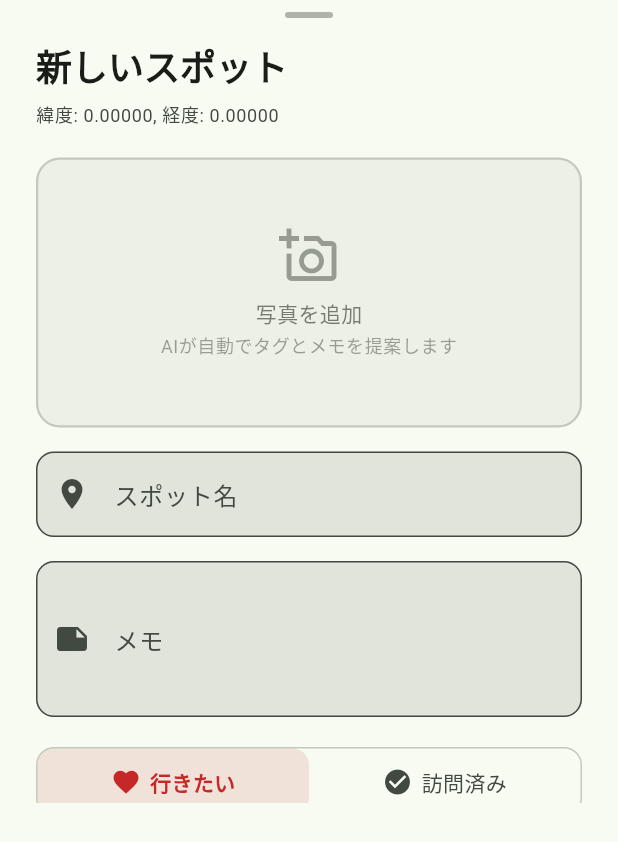
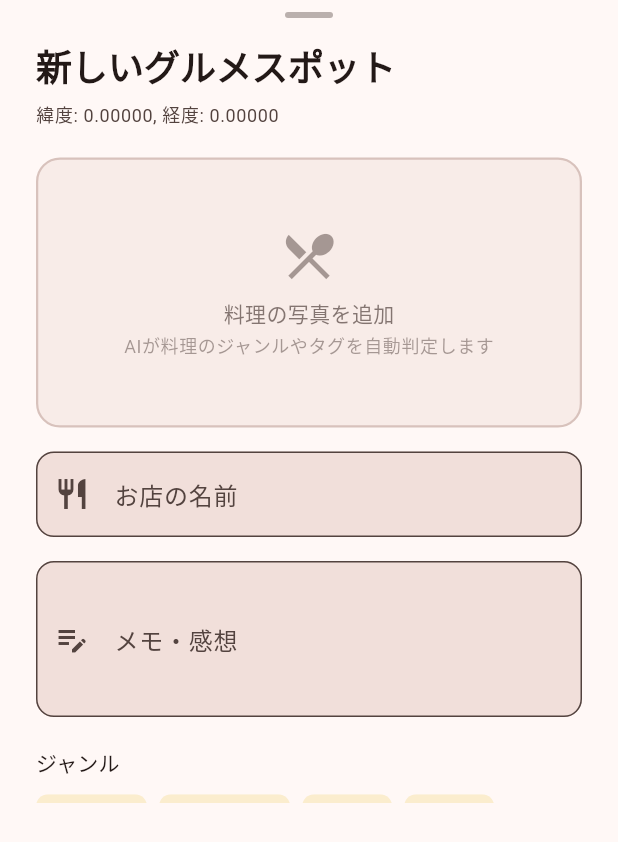
Before and after one commit to watch5/WanderMap-AI, a Flutter app: the PlaceBottomSheet widget shown alone on an empty page, opened directly with empty values, on a phone screen of 412 x 824 dp. Shown: the top 842 px of the screen. Run offline on Flutter 3.47's test engine with Material 3 defaults, Android fonts, the light colour scheme and no system bars; our stand-ins replace flutter_dotenv, flutter_riverpod, geolocator, google_generative_ai, google_maps_flutter, image_picker and 2 more; accounts and stored records are empty.

Commit message:
feat: Phase 4 - Gourmet & Food Tracking specialization
- Add PriceRange enum (low/medium/high/premium) and FoodGenre class with 15 presets
- Change rating from int to double (0.0-5.0) with backward-compatible JSON parsing
- Add genre and priceRange fields to Place model with copyWith clear* support
- Update theme to warm terracotta palette (0xFFBF360C) with Material 3
- Genre-aware map markers with cuisine-specific hue colors
- Rewrite PlaceBottomSheet: half-star rating, genre chip selector, price range segmented button
- Food-focused photo placeholder and AI analysis with genre auto-detection
- Gourmet AI concierge prompt: Michelin-level food analysis with taste profiling
- Food critic photo analysis prompt: dish identification, genre classification, appetizing descriptions
- PlacePhotoAnalysis extended with genre field for auto-population

```diff
--- a/lib/core/services/gemini_service.dart
+++ b/lib/core/services/gemini_service.dart
@@ -29,37 +29,43 @@ class GeminiService {
     return _model!;
   }
 
-  /// 訪問済みの場所とユーザーの現在地を基に、次に行くべき場所を提案する
+  /// 訪問済みの場所とユーザーの現在地を基に、次に行くべきグルメスポットを提案する
   Future<String> suggestNextPlaces({
     required List<Place> visitedPlaces,
     required double currentLat,
     required double currentLng,
   }) async {
     if (visitedPlaces.isEmpty) {
-      return 'まだ訪問済みの場所がありません。場所を追加して「訪問済み」にマークすると、AIがおすすめを提案します！';
+      return 'まだ訪問済みのお店がありません。お店を追加して「訪問済み」にマークすると、AIがあなたの味覚に合ったおすすめを提案します！';
     }
 
     final placesDescription = visitedPlaces.map((p) {
-      final ratingStr = p.rating > 0 ? '（評価: ${p.rating}/5）' : '';
+      final ratingStr = p.rating > 0 ? '（評価: ${p.rating.toStringAsFixed(1)}/5.0）' : '';
+      final genreStr = p.genre != null ? '[${p.genre}]' : '';
+      final priceStr = p.priceRange != null ? p.priceRange!.symbol : '';
       final notesStr = p.notes.isNotEmpty ? 'メモ: ${p.notes}' : '';
-      return '- ${p.title}$ratingStr $notesStr';
+      return '- $genreStr ${p.title}$ratingStr $priceStr $notesStr';
     }).join('\n');
 
     final prompt = '''
-あなたは地元を熟知した旅行コンシェルジュです。
-ユーザーが過去に訪れた場所の情報を基に、次に訪れるべきおすすめの場所を2〜3件提案してください。
+あなたはミシュラン級の味覚を持つグルメAIコンシェルジュです。
+ユーザーの食の好みを深く分析し、次に訪れるべきグルメスポットを提案してください。
 
-【ユーザーの訪問履歴】
+【ユーザーの飲食履歴】
 $placesDescription
 
 【ユーザーの現在位置】
 緯度: $currentLat, 経度: $currentLng
 
 【指示】
-- ユーザーの好みや傾向を分析してください（例：静かなカフェが好き、自然が好き等）。
-- 現在位置の近くで、ユーザーの好みに合いそうな場所のカテゴリや種類を2〜3件提案してください。
-- 各提案には、なぜおすすめするのか簡潔な理由を添えてください。
-- 回答は日本語で、親しみやすいトーンで書いてください。
+- ユーザーの味の好みや傾向を分析してください（例：辛いもの好き、和食中心、コスパ重視など）。
+- 現在位置の近くで、ユーザーの味覚に合いそうなお店のジャンルや料理を2〜3件提案してください。
+- 各提案には以下を含めてください：
+  ・おすすめの料理ジャンルまたは具体的な料理名
+  ・なぜその料理がユーザーに合うのか、食の好みに基づく理由
+  ・予想価格帯
+- 食通ならではの視点で、ありきたりでない提案を心がけてください。
+- 回答は日本語で、グルメ通の友人のような親しみやすいトーンで書いてください。
 - マークダウン形式は使わず、プレーンテキストで回答してください。
 ''';
 
@@ -77,7 +83,7 @@ $placesDescription
     }
   }
 
-  /// 写真を分析してタグとメモを自動生成する
+  /// 料理写真を分析してタグ・メモ・ジャンルを自動生成する
   Future<PlacePhotoAnalysis> analyzePlacePhoto(File imageFile) async {
     final bytes = await imageFile.readAsBytes();
     final mimeType = imageFile.path.toLowerCase().endsWith('.png')
@@ -85,17 +91,21 @@ $placesDescription
         : 'image/jpeg';
 
     const prompt = '''
-あなたは食べ物と旅行の専門家です。この写真を分析してください。
+あなたは一流のフードライター兼料理評論家です。この写真を分析してください。
 
 【指示】
 以下の JSON 形式のみで回答してください。それ以外のテキストは不要です。
 {
   "tags": ["#タグ1", "#タグ2", "#タグ3"],
-  "note": "この場所/食べ物について魅力的な1文の説明"
+  "note": "この料理/お店について食欲をそそる1文の説明",
+  "genre": "ジャンル名"
 }
 
-- tags: 写真に写っている場所や食べ物を表すタグを3つ（例: #カフェ, #ラーメン, #海辺, #おしゃれ）
-- note: 写真から感じ取れる魅力を簡潔に表現した1文（日本語、30文字程度）
+- tags: 写真に写っている料理やお店の特徴を表すタグを3〜5つ（例: #つけ麺, #濃厚スープ, #自家製麺, #大盛り）
+- note: 写真から感じ取れる美味しさの魅力を簡潔に表現した1文（日本語、40文字程度、食欲をそそる表現で）
+- genre: 以下のジャンルから最も近いものを1つ選んでください：カフェ, ラーメン, 寿司, 焼肉, イタリアン, フレンチ, 中華, 和食, カレー, パン屋, スイーツ, 居酒屋, バー, ファストフード, その他
+
+料理や食べ物の写真でない場合は、genre を "その他" にしてください。
 ''';
 
     try {
@@ -122,10 +132,15 @@ $placesDescription
 
 /// 写真分析の結果
 class PlacePhotoAnalysis {
-  const PlacePhotoAnalysis({required this.tags, required this.note});
+  const PlacePhotoAnalysis({
+    required this.tags,
+    required this.note,
+    this.genre,
+  });
 
   final List<String> tags;
   final String note;
+  final String? genre;
 
   factory PlacePhotoAnalysis.empty() {
     return const PlacePhotoAnalysis(tags: [], note: '');
@@ -145,8 +160,9 @@ class PlacePhotoAnalysis {
               .toList() ??
           [];
       final note = parsed['note'] as String? ?? '';
+      final genre = parsed['genre'] as String?;
 
-      return PlacePhotoAnalysis(tags: tags, note: note);
+      return PlacePhotoAnalysis(tags: tags, note: note, genre: genre);
     } catch (_) {
       return PlacePhotoAnalysis(tags: [], note: text.trim());
     }
--- a/lib/features/map/widgets/marker_helper.dart
+++ b/lib/features/map/widgets/marker_helper.dart
@@ -3,21 +3,36 @@ import 'dart:ui' as ui;
 import 'package:flutter/material.dart';
 import 'package:google_maps_flutter/google_maps_flutter.dart';
 
-/// カスタムマーカーを生成するユーティリティ
+/// カスタムマーカーを生成するユーティリティ（グルメ特化）
 class MarkerHelper {
   MarkerHelper._();
 
-  /// 「行きたい」マーカーの色（赤系）
-  static const wantToGoHue = BitmapDescriptor.hueRed;
+  /// 「行きたい」マーカーの色（オレンジ系）
+  static const wantToGoHue = BitmapDescriptor.hueOrange;
 
-  /// 「訪問済み」マーカーの色（緑系）
-  static const visitedHue = BitmapDescriptor.hueGreen;
+  /// 「訪問済み」マーカーの色（ジャンルで分岐）
+  static double _visitedHueForGenre(String? genre) {
+    return switch (genre) {
+      'カフェ' => BitmapDescriptor.hueYellow,
+      'ラーメン' || '中華' || 'カレー' => BitmapDescriptor.hueRed,
+      '寿司' || '和食' => BitmapDescriptor.hueAzure,
+      '焼肉' => BitmapDescriptor.hueRose,
+      'イタリアン' || 'フレンチ' => BitmapDescriptor.hueViolet,
+      'スイーツ' || 'パン屋' => BitmapDescriptor.hueMagenta,
+      '居酒屋' || 'バー' => BitmapDescriptor.hueCyan,
+      _ => BitmapDescriptor.hueGreen,
+    };
+  }
 
   /// マーカーアイコンを取得する
-  static BitmapDescriptor getMarkerIcon({required bool visited}) {
-    return BitmapDescriptor.defaultMarkerWithHue(
-      visited ? visitedHue : wantToGoHue,
-    );
+  static BitmapDescriptor getMarkerIcon({
+    required bool visited,
+    String? genre,
+  }) {
+    if (!visited) {
+      return BitmapDescriptor.defaultMarkerWithHue(wantToGoHue);
+    }
+    return BitmapDescriptor.defaultMarkerWithHue(_visitedHueForGenre(genre));
   }
 
   /// カスタム描画マーカーを生成（アイコン付き）
@@ -30,8 +45,8 @@ class MarkerHelper {
     final canvas = Canvas(recorder);
 
     final bgColor = visited
-        ? const Color(0xFF2E7D32) // 緑
-        : const Color(0xFFC62828); // 赤
+        ? const Color(0xFFBF360C) // テラコッタ（訪問済み）
+        : const Color(0xFFE65100); // ディープオレンジ（行きたい）
 
     // 円形背景
     final bgPaint = Paint()..color = bgColor;
@@ -53,7 +68,7 @@ class MarkerHelper {
     );
 
     // アイコン描画
-    final icon = visited ? Icons.check : Icons.favorite;
+    final icon = visited ? Icons.restaurant : Icons.favorite;
     final textPainter = TextPainter(textDirection: TextDirection.ltr);
     textPainter.text = TextSpan(
       text: String.fromCharCode(icon.codePoint),
--- a/lib/features/places/models/place.dart
+++ b/lib/features/places/models/place.dart
@@ -2,7 +2,50 @@ import 'package:uuid/uuid.dart';
 
 const _uuid = Uuid();
 
-/// 場所のデータモデル
+/// 価格帯
+enum PriceRange {
+  low('\$', '¥〜1,000'),
+  medium('\$\$', '¥1,000〜3,000'),
+  high('\$\$\$', '¥3,000〜'),
+  premium('\$\$\$\$', '¥10,000〜');
+
+  const PriceRange(this.symbol, this.label);
+  final String symbol;
+  final String label;
+
+  static PriceRange? fromString(String? value) {
+    if (value == null) return null;
+    return PriceRange.values.cast<PriceRange?>().firstWhere(
+          (e) => e!.name == value,
+          orElse: () => null,
+        );
+  }
+}
+
+/// グルメジャンルの定義
+class FoodGenre {
+  FoodGenre._();
+
+  static const List<String> presets = [
+    'カフェ',
+    'ラーメン',
+    '寿司',
+    '焼肉',
+    'イタリアン',
+    'フレンチ',
+    '中華',
+    '和食',
+    'カレー',
+    'パン屋',
+    'スイーツ',
+    '居酒屋',
+    'バー',
+    'ファストフード',
+    'その他',
+  ];
+}
+
+/// グルメスポットのデータモデル
 class Place {
   Place({
     String? id,
@@ -11,7 +54,9 @@ class Place {
     required this.longitude,
     this.notes = '',
     this.visited = false,
-    this.rating = 0,
+    this.rating = 0.0,
+    this.priceRange,
+    this.genre,
     this.imagePath,
     this.aiTags = const [],
     DateTime? createdAt,
@@ -26,7 +71,9 @@ class Place {
   final double longitude;
   final String notes;
   final bool visited;
-  final int rating; // 0-5
+  final double rating; // 0.0-5.0
+  final PriceRange? priceRange;
+  final String? genre;
   final String? imagePath;
   final List<String> aiTags;
   final DateTime createdAt;
@@ -39,7 +86,11 @@ class Place {
     double? longitude,
     String? notes,
     bool? visited,
-    int? rating,
+    double? rating,
+    PriceRange? priceRange,
+    bool clearPriceRange = false,
+    String? genre,
+    bool clearGenre = false,
     String? imagePath,
     bool clearImage = false,
     List<String>? aiTags,
@@ -53,6 +104,8 @@ class Place {
       notes: notes ?? this.notes,
       visited: visited ?? this.visited,
       rating: rating ?? this.rating,
+      priceRange: clearPriceRange ? null : (priceRange ?? this.priceRange),
+      genre: clearGenre ? null : (genre ?? this.genre),
       imagePath: clearImage ? null : (imagePath ?? this.imagePath),
       aiTags: aiTags ?? this.aiTags,
       createdAt: createdAt,
@@ -60,7 +113,7 @@ class Place {
     );
   }
 
-  /// JSON からの変換
+  /// JSON からの変換（後方互換: 旧 int rating も対応）
   factory Place.fromJson(Map<String, dynamic> json) {
     return Place(
       id: json['id'] as String,
@@ -69,7 +122,9 @@ class Place {
       longitude: (json['longitude'] as num).toDouble(),
       notes: json['notes'] as String? ?? '',
       visited: json['visited'] as bool? ?? false,
-      rating: json['rating'] as int? ?? 0,
+      rating: (json['rating'] as num?)?.toDouble() ?? 0.0,
+      priceRange: PriceRange.fromString(json['priceRange'] as String?),
+      genre: json['genre'] as String?,
       imagePath: json['imagePath'] as String?,
       aiTags: (json['aiTags'] as List<dynamic>?)
               ?.map((e) => e as String)
@@ -90,6 +145,8 @@ class Place {
       'notes': notes,
       'visited': visited,
       'rating': rating,
+      'priceRange': priceRange?.name,
+      'genre': genre,
       'imagePath': imagePath,
       'aiTags': aiTags,
       'createdAt': createdAt.toIso8601String(),
--- a/lib/features/places/widgets/place_bottom_sheet.dart
+++ b/lib/features/places/widgets/place_bottom_sheet.dart
@@ -31,7 +31,9 @@ class _PlaceBottomSheetState extends ConsumerState<PlaceBottomSheet> {
   late final TextEditingController _titleController;
   late final TextEditingController _notesController;
   late bool _visited;
-  late int _rating;
+  late double _rating;
+  late String? _selectedGenre;
+  late PriceRange? _selectedPriceRange;
   late List<String> _aiTags;
   File? _selectedImage;
   bool _saving = false;
@@ -46,7 +48,9 @@ class _PlaceBottomSheetState extends ConsumerState<PlaceBottomSheet> {
     _titleController = TextEditingController(text: existing?.title ?? '');
     _notesController = TextEditingController(text: existing?.notes ?? '');
     _visited = existing?.visited ?? false;
-    _rating = existing?.rating ?? 0;
+    _rating = existing?.rating ?? 0.0;
+    _selectedGenre = existing?.genre;
+    _selectedPriceRange = existing?.priceRange;
     _aiTags = List<String>.from(existing?.aiTags ?? []);
     if (existing?.imagePath != null) {
       final f = File(existing!.imagePath!);
@@ -103,7 +107,7 @@ class _PlaceBottomSheetState extends ConsumerState<PlaceBottomSheet> {
 
                   // タイトル
                   Text(
-                    _isEditing ? 'スポットを編集' : '新しいスポット',
+                    _isEditing ? 'グルメスポットを編集' : '新しいグルメスポット',
                     style: theme.textTheme.headlineSmall
                         ?.copyWith(fontWeight: FontWeight.bold),
                   ),
@@ -131,9 +135,9 @@ class _PlaceBottomSheetState extends ConsumerState<PlaceBottomSheet> {
                   TextField(
                     controller: _titleController,
                     decoration: const InputDecoration(
-                      labelText: 'スポット名',
-                      hintText: '例: お気に入りのカフェ',
-                      prefixIcon: Icon(Icons.place),
+                      labelText: 'お店の名前',
+                      hintText: '例: 麺屋 一燈',
+                      prefixIcon: Icon(Icons.restaurant),
                     ),
                     textInputAction: TextInputAction.next,
                   ),
@@ -143,13 +147,21 @@ class _PlaceBottomSheetState extends ConsumerState<PlaceBottomSheet> {
                   TextField(
                     controller: _notesController,
                     decoration: const InputDecoration(
-                      labelText: 'メモ',
-                      hintText: '例: 静かで落ち着いた雰囲気',
-                      prefixIcon: Icon(Icons.note),
+                      labelText: 'メモ・感想',
+                      hintText: '例: 濃厚つけ麺が絶品！',
+                      prefixIcon: Icon(Icons.edit_note),
                     ),
                     maxLines: 3,
                     textInputAction: TextInputAction.done,
                   ),
+                  const SizedBox(height: 20),
+
+                  // ジャンル選択
+                  _buildGenreSelector(theme),
+                  const SizedBox(height: 16),
+
+                  // 価格帯
+                  _buildPriceRangeSelector(theme),
                   const SizedBox(height: 20),
 
                   // 訪問済み / 行きたいトグル
@@ -250,13 +262,13 @@ class _PlaceBottomSheetState extends ConsumerState<PlaceBottomSheet> {
       mainAxisAlignment: MainAxisAlignment.center,
       children: [
         Icon(
-          Icons.add_a_photo_outlined,
+          Icons.restaurant_menu,
           size: 40,
           color: theme.colorScheme.onSurfaceVariant.withValues(alpha: 0.5),
         ),
         const SizedBox(height: 8),
         Text(
-          '写真を追加',
+          '料理の写真を追加',
           style: theme.textTheme.bodyMedium?.copyWith(
             color:
                 theme.colorScheme.onSurfaceVariant.withValues(alpha: 0.7),
@@ -264,7 +276,7 @@ class _PlaceBottomSheetState extends ConsumerState<PlaceBottomSheet> {
         ),
         const SizedBox(height: 4),
         Text(
-          'AIが自動でタグとメモを提案します',
+          'AIが料理のジャンルやタグを自動判定します',
           style: theme.textTheme.bodySmall?.copyWith(
             color:
                 theme.colorScheme.onSurfaceVariant.withValues(alpha: 0.5),
@@ -442,6 +454,9 @@ class _PlaceBottomSheetState extends ConsumerState<PlaceBottomSheet> {
         if (analysis.note.isNotEmpty && _notesController.text.isEmpty) {
           _notesController.text = analysis.note;
         }
+        if (analysis.genre != null && _selectedGenre == null) {
+          _selectedGenre = analysis.genre;
+        }
       });
     } catch (e) {
       if (mounted) {
@@ -469,18 +484,18 @@ class _PlaceBottomSheetState extends ConsumerState<PlaceBottomSheet> {
           Expanded(
             child: _ToggleOption(
               label: '行きたい',
-              icon: Icons.favorite,
+              icon: Icons.bookmark_outline,
               selected: !_visited,
-              color: const Color(0xFFC62828),
+              color: const Color(0xFFE65100),
               onTap: () => setState(() => _visited = false),
             ),
           ),
           Expanded(
             child: _ToggleOption(
               label: '訪問済み',
-              icon: Icons.check_circle,
+              icon: Icons.restaurant,
               selected: _visited,
-              color: const Color(0xFF2E7D32),
+              color: const Color(0xFFBF360C),
               onTap: () => setState(() => _visited = true),
             ),
           ),
@@ -493,23 +508,123 @@ class _PlaceBottomSheetState extends ConsumerState<PlaceBottomSheet> {
     return Column(
       crossAxisAlignment: CrossAxisAlignment.start,
       children: [
-        Text('評価', style: theme.textTheme.titleSmall),
+        Row(
+          children: [
+            Text('評価', style: theme.textTheme.titleSmall),
+            const SizedBox(width: 8),
+            Text(
+              _rating > 0 ? _rating.toStringAsFixed(1) : '未評価',
+              style: theme.textTheme.bodySmall?.copyWith(
+                color: theme.colorScheme.onSurfaceVariant,
+              ),
+            ),
+          ],
+        ),
         const SizedBox(height: 8),
         Row(
           mainAxisAlignment: MainAxisAlignment.center,
           children: List.generate(5, (index) {
-            final starIndex = index + 1;
-            return IconButton(
-              onPressed: () => setState(() => _rating = starIndex),
-              icon: Icon(
-                starIndex <= _rating ? Icons.star : Icons.star_border,
-                color: starIndex <= _rating
-                    ? Colors.amber
-                    : theme.colorScheme.onSurfaceVariant,
-                size: 32,
+            final starValue = index + 1.0;
+            final isHalf = _rating >= starValue - 0.5 && _rating < starValue;
+            final isFull = _rating >= starValue;
+            return GestureDetector(
+              onTap: () {
+                setState(() {
+                  // タップで full → half → 0 のサイクル
+                  if (_rating == starValue) {
+                    _rating = starValue - 0.5;
+                  } else if (_rating == starValue - 0.5) {
+                    _rating = (starValue - 1.0).clamp(0.0, 5.0);
+                  } else {
+                    _rating = starValue;
+                  }
+                });
+              },
+              child: Padding(
+                padding: const EdgeInsets.symmetric(horizontal: 2),
+                child: Icon(
+                  isFull
+                      ? Icons.star
+                      : isHalf
+                          ? Icons.star_half
+                          : Icons.star_border,
+                  color: isFull || isHalf
+                      ? Colors.amber.shade700
+                      : theme.colorScheme.onSurfaceVariant,
+                  size: 36,
+                ),
               ),
             );
           }),
+        ),
+      ],
+    );
+  }
+
+  // ── ジャンル選択 ────────────────────────
+
+  Widget _buildGenreSelector(ThemeData theme) {
+    return Column(
+      crossAxisAlignment: CrossAxisAlignment.start,
+      children: [
+        Text('ジャンル', style: theme.textTheme.titleSmall),
+        const SizedBox(height: 8),
+        Wrap(
+          spacing: 8,
+          runSpacing: 4,
+          children: FoodGenre.presets.map((genre) {
+            final isSelected = _selectedGenre == genre;
+            return FilterChip(
+              label: Text(genre),
+              selected: isSelected,
+              onSelected: (selected) {
+                setState(() {
+                  _selectedGenre = selected ? genre : null;
+                });
+              },
+              selectedColor:
+                  theme.colorScheme.primaryContainer.withValues(alpha: 0.7),
+              checkmarkColor: theme.colorScheme.onPrimaryContainer,
+              visualDensity: VisualDensity.compact,
+            );
+          }).toList(),
+        ),
+      ],
+    );
+  }
+
+  // ── 価格帯選択 ────────────────────────
+
+  Widget _buildPriceRangeSelector(ThemeData theme) {
+    return Column(
+      crossAxisAlignment: CrossAxisAlignment.start,
+      children: [
+        Text('価格帯', style: theme.textTheme.titleSmall),
+        const SizedBox(height: 8),
+        SegmentedButton<PriceRange?>(
+          segments: [
+            const ButtonSegment<PriceRange?>(
+              value: null,
+              label: Text('未設定'),
+            ),
+            ...PriceRange.values.map((pr) {
+              return ButtonSegment<PriceRange?>(
+                value: pr,
+                label: Text(pr.symbol),
+                tooltip: pr.label,
+              );
+            }),
+          ],
+          selected: {_selectedPriceRange},
+          onSelectionChanged: (selected) {
+            setState(() => _selectedPriceRange = selected.first);
+          },
+          style: ButtonStyle(
+            visualDensity: VisualDensity.compact,
+            textStyle: WidgetStatePropertyAll(
+              theme.textTheme.bodySmall,
+            ),
+          ),
         ),
       ],
     );
@@ -521,7 +636,7 @@ class _PlaceBottomSheetState extends ConsumerState<PlaceBottomSheet> {
     final title = _titleController.text.trim();
     if (title.isEmpty) {
       ScaffoldMessenger.of(context).showSnackBar(
-        const SnackBar(content: Text('スポット名を入力してください')),
+        const SnackBar(content: Text('お店の名前を入力してください')),
       );
       return;
     }
@@ -536,7 +651,11 @@ class _PlaceBottomSheetState extends ConsumerState<PlaceBottomSheet> {
           title: title,
           notes: _notesController.text.trim(),
           visited: _visited,
-          rating: _visited ? _rating : 0,
+          rating: _visited ? _rating : 0.0,
+          genre: _selectedGenre,
+          clearGenre: _selectedGenre == null,
+          priceRange: _selectedPriceRange,
+          clearPriceRange: _selectedPriceRange == null,
           imagePath: _selectedImage?.path,
           aiTags: _aiTags,
         );
@@ -548,7 +667,9 @@ class _PlaceBottomSheetState extends ConsumerState<PlaceBottomSheet> {
           longitude: widget.longitude,
           notes: _notesController.text.trim(),
           visited: _visited,
-          rating: _visited ? _rating : 0,
+          rating: _visited ? _rating : 0.0,
+          genre: _selectedGenre,
+          priceRange: _selectedPriceRange,
           imagePath: _selectedImage?.path,
           aiTags: _aiTags,
         );
@@ -572,7 +693,7 @@ class _PlaceBottomSheetState extends ConsumerState<PlaceBottomSheet> {
       context: context,
       builder: (context) => AlertDialog(
         title: const Text('スポットを削除'),
-        content: const Text('このスポットを削除しますか？この操作は元に戻せません。'),
+        content: const Text('このグルメスポットを削除しますか？この操作は元に戻せません。'),
         actions: [
           TextButton(
             onPressed: () => Navigator.of(context).pop(false),
--- a/pubspec.yaml
+++ b/pubspec.yaml
@@ -1,5 +1,5 @@
 name: wander_map_ai
-description: "WanderMap AI - AI搭載の旅行記録アプリ"
+description: "WanderMap AI - AI搭載のグルメ記録アプリ"
 publish_to: 'none'
 version: 1.0.0+1
 
```
Also changed, not shown: lib/core/theme/app_theme.dart (+20 -35 lines), lib/features/map/screens/map_screen.dart (+8 -2 lines).
